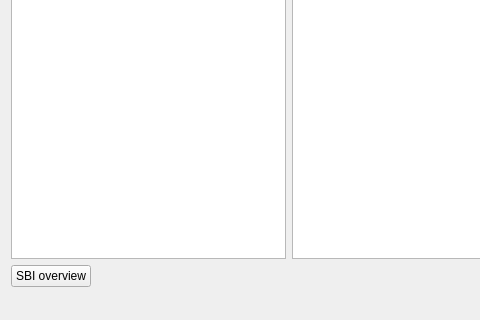
Roconda/Scrumboard, file mainwindow.ui: the form before one commit; both pictures show x 0 to 480 and y 222 to 542 of the 1141 by 542 pixel window.
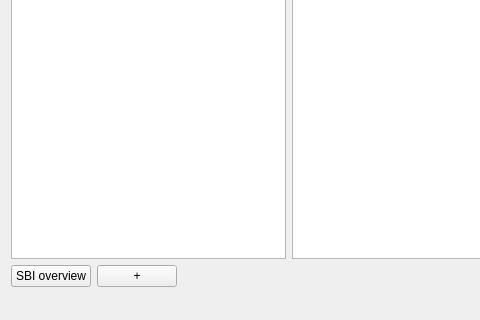
The form after the commit.

Commit message: add defect dialog added #9 testcase 4

Patch:
```diff
--- a/mainwindow.ui
+++ b/mainwindow.ui
@@ -87,6 +87,13 @@
         </property>
        </widget>
       </item>
+      <item>
+       <widget class="QPushButton" name="pushButton_2">
+        <property name="text">
+         <string>+</string>
+        </property>
+       </widget>
+      </item>
       <item>
        <spacer name="horizontalSpacer">
         <property name="orientation">
```
The commit also changes 6 other files.
